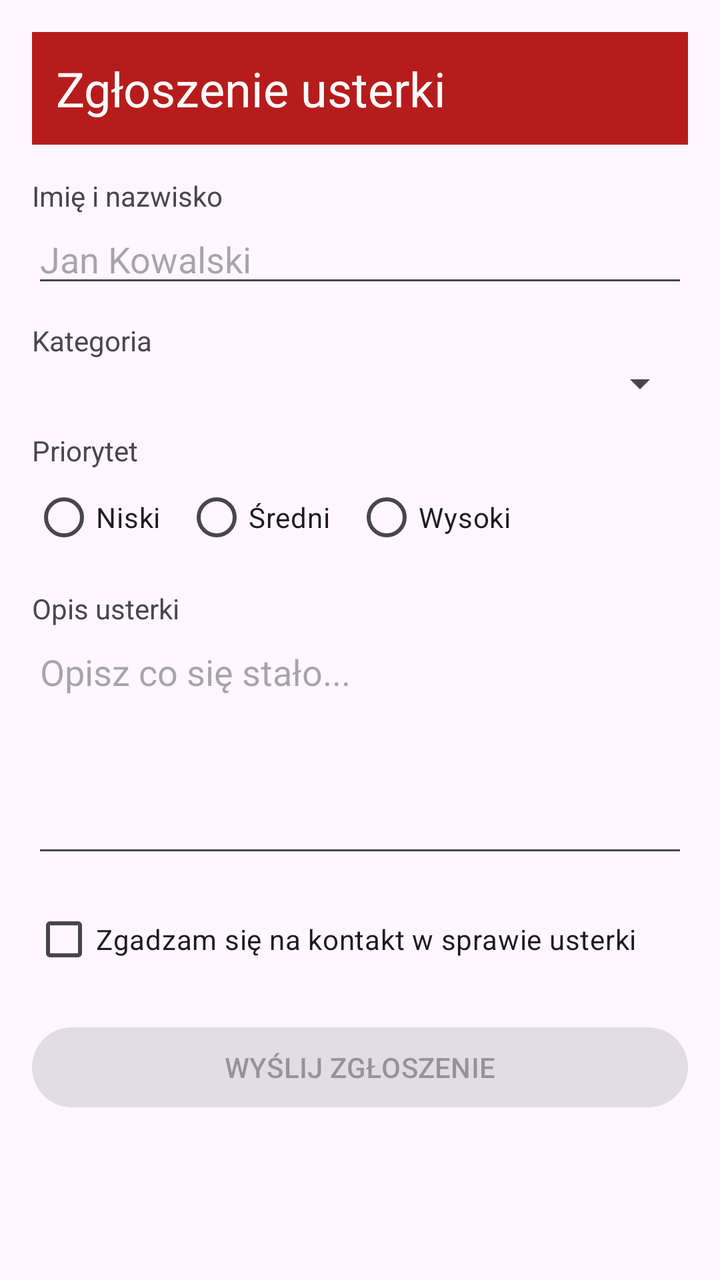
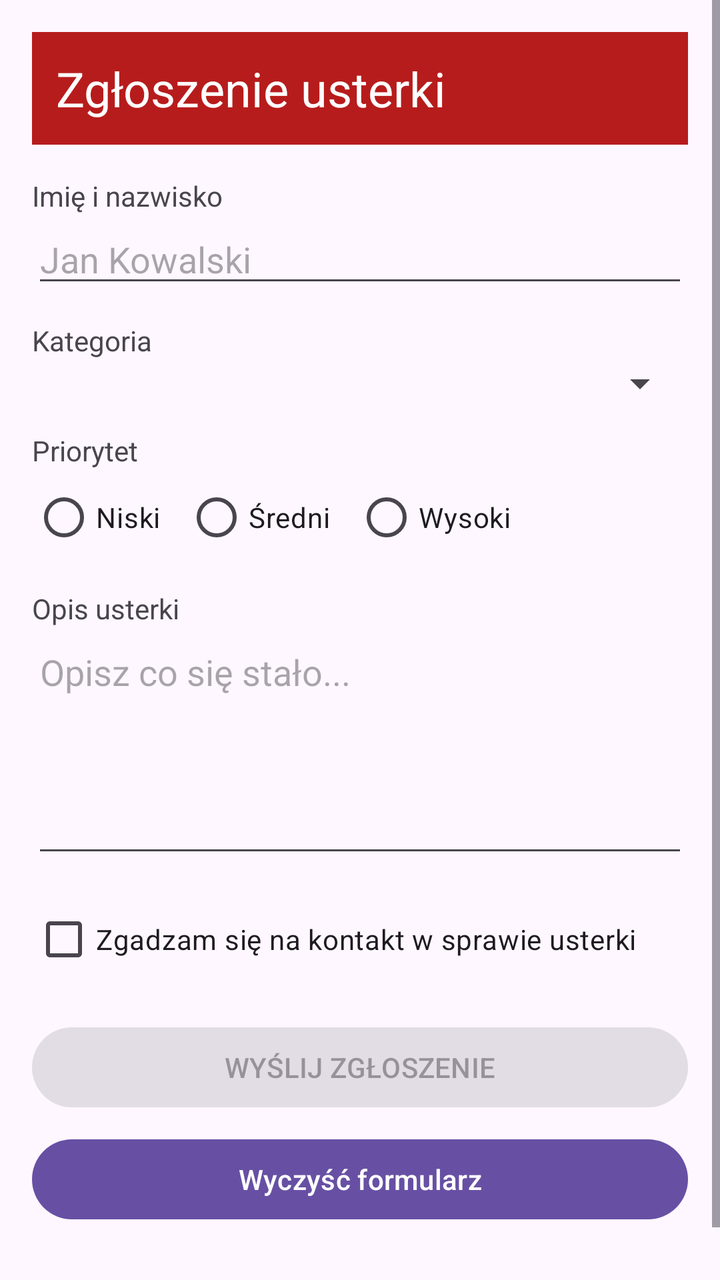

The first picture is an Android layout as it rendered before a commit; the second is the same layout after the commit. The layout source and the unified diff follow.
<!-- AndroidManifest.xml: application theme Theme.Zgloszenieusterki -->
<!-- res/layout/activity_main.xml -->
<?xml version="1.0" encoding="utf-8"?>
<ScrollView xmlns:android="http://schemas.android.com/apk/res/android"
    xmlns:tools="http://schemas.android.com/tools"
    android:id="@+id/main"
    android:layout_width="match_parent"
    android:layout_height="match_parent"
    android:fillViewport="true"
    tools:context=".MainActivity">

    <LinearLayout
        android:layout_width="match_parent"
        android:layout_height="wrap_content"
        android:orientation="vertical"
        android:padding="16dp">

        <TextView
            android:layout_width="match_parent"
            android:layout_height="wrap_content"
            android:background="#B71C1C"
            android:padding="12dp"
            android:text="Zgłoszenie usterki"
            android:textColor="#FFFFFF"
            android:textSize="24sp" />

        <TextView
            android:layout_width="wrap_content"
            android:layout_height="wrap_content"
            android:layout_marginTop="16dp"
            android:text="Imię i nazwisko" />

        <EditText
            android:id="@+id/etName"
            android:layout_width="match_parent"
            android:layout_height="wrap_content"
            android:hint="Jan Kowalski"
            android:inputType="textPersonName" />

        <TextView
            android:layout_width="wrap_content"
            android:layout_height="wrap_content"
            android:layout_marginTop="12dp"
            android:text="Kategoria" />

        <Spinner
            android:id="@+id/spKategoria"
            android:layout_width="match_parent"
            android:layout_height="wrap_content" />

        <TextView
            android:layout_width="wrap_content"
            android:layout_height="wrap_content"
            android:layout_marginTop="12dp"
            android:text="Priorytet" />

        <RadioGroup
            android:id="@+id/rgPriorytet"
            android:layout_width="wrap_content"
            android:layout_height="wrap_content"
            android:orientation="horizontal">

            <RadioButton
                android:id="@+id/rbNiski"
                android:layout_width="wrap_content"
                android:layout_height="wrap_content"
                android:text="Niski" />

            <RadioButton
                android:id="@+id/rbSredni"
                android:layout_width="wrap_content"
                android:layout_height="wrap_content"
                android:layout_marginStart="12dp"
                android:text="Średni" />

            <RadioButton
                android:id="@+id/rbWysoki"
                android:layout_width="wrap_content"
                android:layout_height="wrap_content"
                android:layout_marginStart="12dp"
                android:text="Wysoki" />
        </RadioGroup>

        <TextView
            android:layout_width="wrap_content"
            android:layout_height="wrap_content"
            android:layout_marginTop="12dp"
            android:text="Opis usterki" />

        <EditText
            android:id="@+id/etOpis"
            android:layout_width="match_parent"
            android:layout_height="120dp"
            android:gravity="top"
            android:hint="Opisz co się stało..."
            android:inputType="textMultiLine" />

        <CheckBox
            android:id="@+id/cbKontakt"
            android:layout_width="wrap_content"
            android:layout_height="wrap_content"
            android:layout_marginTop="12dp"
            android:text="Zgadzam się na kontakt w sprawie usterki" />

        <Button
            android:id="@+id/btnWyslij"
            android:layout_width="match_parent"
            android:layout_height="wrap_content"
            android:layout_marginTop="16dp"
            android:enabled="false"
            android:text="WYŚLIJ ZGŁOSZENIE" />

        <TextView
            android:id="@+id/tvPodsumowanie"
            android:layout_width="match_parent"
            android:layout_height="wrap_content"
            android:layout_marginTop="16dp"
            android:textSize="16sp" />

    </LinearLayout>
</ScrollView>
<!-- resources referenced by this layout -->
<resources>
  <style name="Theme.Zgloszenieusterki" parent="Base.Theme.Zgloszenieusterki" />
  <style name="Base.Theme.Zgloszenieusterki" parent="Theme.Material3.DayNight.NoActionBar">
          
          
      </style>
</resources>

<!-- the commit's change to res/layout/activity_main.xml (unified diff, before → after) -->
@@ -108,6 +108,13 @@
             android:enabled="false"
             android:text="WYŚLIJ ZGŁOSZENIE" />
 
+        <Button
+            android:id="@+id/btnWyczysc"
+            android:layout_width="match_parent"
+            android:layout_height="wrap_content"
+            android:layout_marginTop="8dp"
+            android:text="Wyczyść formularz" />
+
         <TextView
             android:id="@+id/tvPodsumowanie"
             android:layout_width="match_parent"
